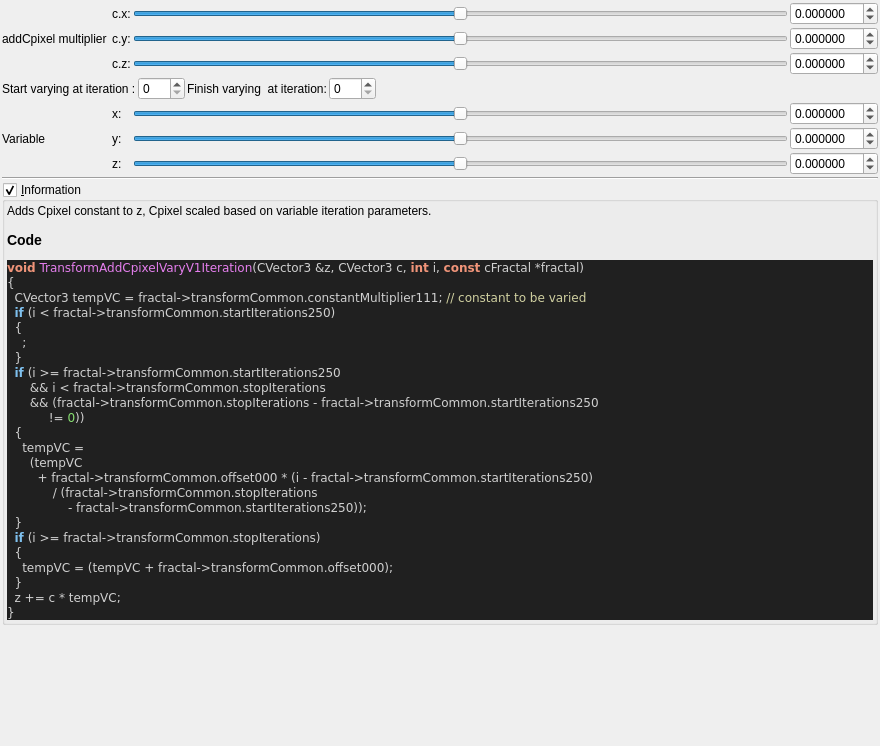
Above: mandelbulber2/qt_data/fractal_transf_add_Cpixel_varyV1.ui from buddhi1980/mandelbulber2 before the change. Below: the same form after it.
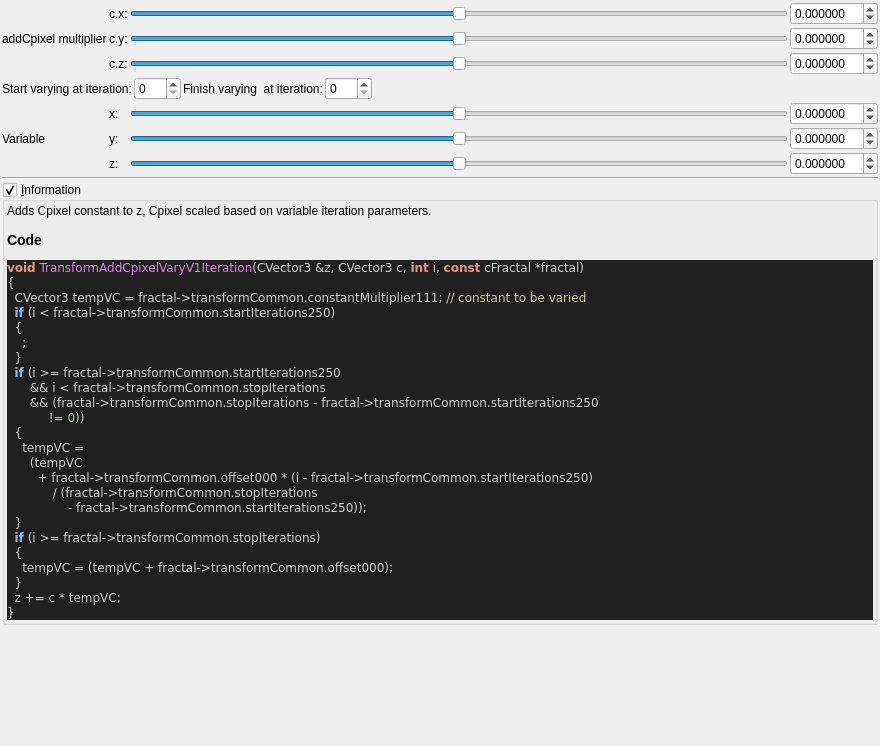
That is the form after the change. Custom widgets are drawn as their Qt base class.

The edit to the form file:
```diff
--- a/mandelbulber2/qt_data/fractal_transf_add_Cpixel_varyV1.ui
+++ b/mandelbulber2/qt_data/fractal_transf_add_Cpixel_varyV1.ui
@@ -372,7 +372,7 @@
      <item row="1" column="0">
       <widget class="QLabel" name="label_164">
        <property name="text">
-        <string>addCpixel multiplier </string>
+        <string>addCpixel multiplier</string>
        </property>
       </widget>
      </item>
@@ -434,7 +434,7 @@
        <item row="0" column="0">
         <widget class="QLabel" name="label_171">
          <property name="text">
-          <string>Start varying at iteration :</string>
+          <string>Start varying at iteration:</string>
          </property>
         </widget>
        </item>
```
